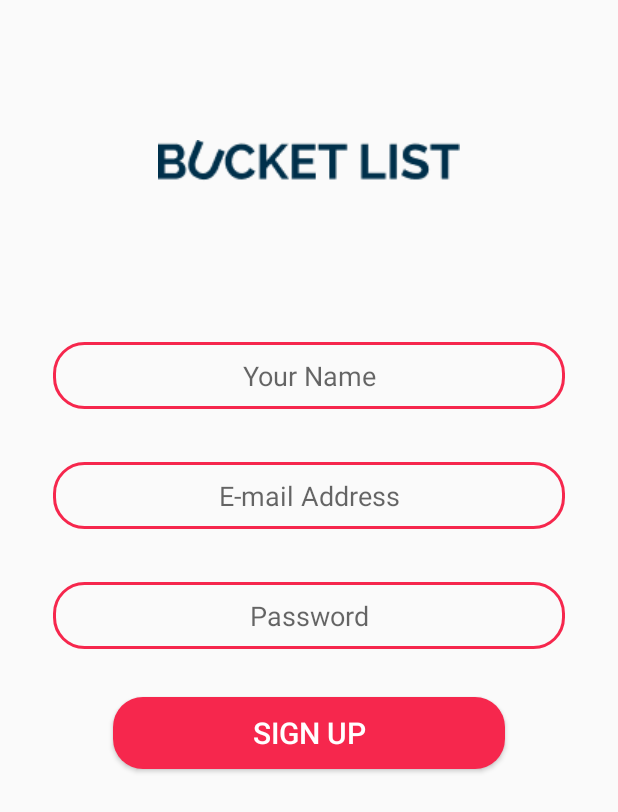
After one commit to TanishOrg/BuckIt, an Android app: the SignupActivity screen opened directly, with no data from a screen before it, on a phone screen of 412 x 824 dp. The commit adds this screen. Shown: the top 812 px of the screen. Run offline under Robolectric (Android 15) with nearby library versions, the phone set to English and light mode, and no system bars; our stand-ins replace Firebase (no records; nobody signed in at launch, a user with empty details on screens opened directly).

Commit message:
fixed signup.xml

```diff
--- /dev/null
+++ b/app/src/main/java/com/example/bucketlist/SignupActivity.java
@@ -0,0 +1,103 @@
+package com.example.bucketlist;
+
+import androidx.annotation.NonNull;
+import androidx.appcompat.app.AppCompatActivity;
+
+import android.content.Intent;
+import android.os.Bundle;
+import android.text.TextUtils;
+import android.util.Log;
+import android.view.View;
+import android.widget.Button;
+import android.widget.EditText;
+import android.widget.TextView;
+import android.widget.Toast;
+
+import com.google.android.gms.tasks.OnCompleteListener;
+import com.google.android.gms.tasks.Task;
+import com.google.firebase.auth.AuthResult;
+import com.google.firebase.auth.FirebaseAuth;
+import com.google.firebase.auth.FirebaseUser;
+
+public class SignupActivity extends AppCompatActivity
+        implements View.OnClickListener {
+
+    private static final String TAG = "SIGN UP ACTIVITY" ;
+    private EditText signUpemailEditText;
+    private EditText nameEditText;
+    private TextView signUpPasswordEditText;
+    private Button signUpButton;
+    FirebaseAuth mAuth;
+    FirebaseUser mUser;
+
+
+    @Override
+    protected void onCreate(Bundle savedInstanceState) {
+        super.onCreate(savedInstanceState);
+        setContentView(R.layout.signup);
+
+        initializeUi();
+    }
+
+    private void initializeUi() {
+            signUpemailEditText = findViewById(R.id.email_text_view);
+            mAuth = FirebaseAuth.getInstance();
+            nameEditText = findViewById(R.id.name_text_view);
+            signUpPasswordEditText  = findViewById(R.id.password_text_view2);
+            signUpButton = findViewById(R.id.signup_button);
+            signUpButton.setOnClickListener(this);
+            Toast.makeText(this, signUpButton.getText().toString(), Toast.LENGTH_SHORT).show();
+    }
+
+    @Override
+    public void onClick(View view) {
+        if (view.getId() == R.id.signup_button) {
+            Toast.makeText(this, "Button Sign Up", Toast.LENGTH_SHORT).show();
+            doSignUp();
+        }
+    }
+
+    private void doSignUp() {
+        if (TextUtils.isEmpty(signUpemailEditText.getText().toString())
+                || TextUtils.isEmpty(signUpPasswordEditText.getText().toString().trim())
+                || signUpPasswordEditText.getText().toString().trim().length() < 8
+                || TextUtils.isEmpty(nameEditText.getText().toString().trim())) {
+            Toast.makeText(getApplicationContext(),"Any item can't be empty and min length of password should be greater than  8",Toast.LENGTH_SHORT).show();
+        } else {
+            String email = signUpemailEditText.getText().toString().trim();
+            String password = signUpPasswordEditText.getText().toString().trim();
+
+            mAuth.createUserWithEmailAndPassword(email,password)
+                    .addOnCompleteListener(this, new OnCompleteListener<AuthResult>() {
+                        @Override
+                        public void onComplete(@NonNull Task<AuthResult> task) {
+                            if (task.isSuccessful()){
+                                Log.d(TAG, "onComplete: ");
+                                Toast.makeText(SignupActivity.this, "Successful", Toast.LENGTH_SHORT).show();
+                                //TODO ADD INTENT HERE
+                                startHome();
+                            } else {
+                                Toast.makeText(SignupActivity.this, task.getException().toString(), Toast.LENGTH_SHORT).show();
+                            }
+                        }
+                    });
+        }
+    }
+
+    private void startHome() {
+        Intent i=new Intent(getApplicationContext(),HomeActivity.class);
+        i.addFlags(Intent.FLAG_ACTIVITY_CLEAR_TOP);
+        startActivity(i);
+
+    }
+
+
+    @Override
+    protected void onStart() {
+        super.onStart();
+
+        if (mAuth != null) {
+            mUser = mAuth.getCurrentUser();
+        }
+    }
+}
--- a/app/src/main/res/layout/login.xml
+++ b/app/src/main/res/layout/login.xml
@@ -100,6 +100,7 @@
             android:layout_width="match_parent"
             android:layout_height="match_parent">
 
+
         </androidx.constraintlayout.widget.ConstraintLayout>
 
 
--- a/app/src/main/res/layout/signup.xml
+++ b/app/src/main/res/layout/signup.xml
@@ -5,14 +5,14 @@
     xmlns:app="http://schemas.android.com/apk/res-auto">
 
 
-
     <RelativeLayout
         android:id="@+id/login2_layout"
+        android:layout_width="match_parent"
+        android:layout_height="match_parent"
         android:layout_marginTop="60dp"
-        android:layout_height="match_parent"
-        android:layout_width="match_parent"
         android:outlineAmbientShadowColor="@color/colorAccent"
         android:padding="5dp"
+        android:visibility="visible"
         app:layout_constraintBottom_toBottomOf="parent"
         app:layout_constraintEnd_toEndOf="parent"
         app:layout_constraintHorizontal_bias="0.0"
@@ -44,10 +44,10 @@
                 android:layout_width="match_parent"
                 android:layout_height="wrap_content"
                 android:layout_marginHorizontal="30dp"
-                android:padding="10dp"
+                android:background="@drawable/round_border"
                 android:gravity="center"
                 android:hint="Your Name"
-                android:background="@drawable/round_border"
+                android:padding="10dp"
                 android:textAlignment="center" />
         </LinearLayout>
 
@@ -66,10 +66,10 @@
                 android:layout_width="match_parent"
                 android:layout_height="wrap_content"
                 android:layout_marginHorizontal="30dp"
-                android:padding="10dp"
                 android:background="@drawable/round_border"
                 android:gravity="center"
                 android:hint="E-mail Address"
+                android:padding="10dp"
                 android:textAlignment="center" />
         </LinearLayout>
 
@@ -87,10 +87,10 @@
                 android:layout_width="match_parent"
                 android:layout_height="wrap_content"
                 android:layout_marginHorizontal="30dp"
-                android:padding="10dp"
                 android:background="@drawable/round_border"
                 android:gravity="center"
                 android:hint="Password"
+                android:padding="10dp"
                 android:textAlignment="center" />
 
 
@@ -100,12 +100,12 @@
             android:id="@+id/signup_button"
             android:layout_width="match_parent"
             android:layout_height="wrap_content"
-            android:layout_marginHorizontal="70dp"
-            android:padding="10dp"
             android:layout_alignBottom="@+id/password_layout2"
             android:layout_centerHorizontal="true"
+            android:layout_marginHorizontal="70dp"
             android:layout_marginBottom="-80dp"
             android:background="@drawable/button_pink"
+            android:padding="10dp"
             android:text="Sign Up"
             android:textColor="@android:color/white"
             android:textSize="20dp">
```
Also changed, not shown: app/src/main/AndroidManifest.xml (+5 -4 lines), app/src/main/java/com/example/bucketlist/loginActivity.java (+8 -44 lines). Lines whose indentation alone changed are shown as unchanged.
